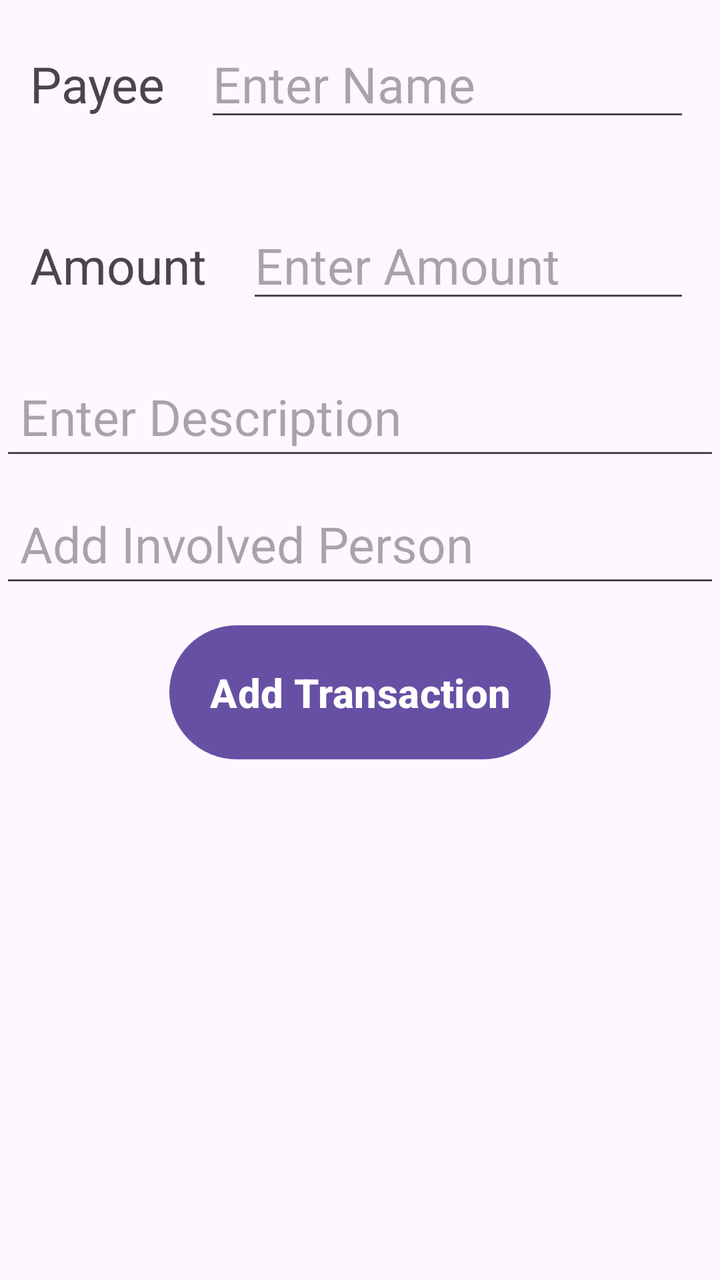
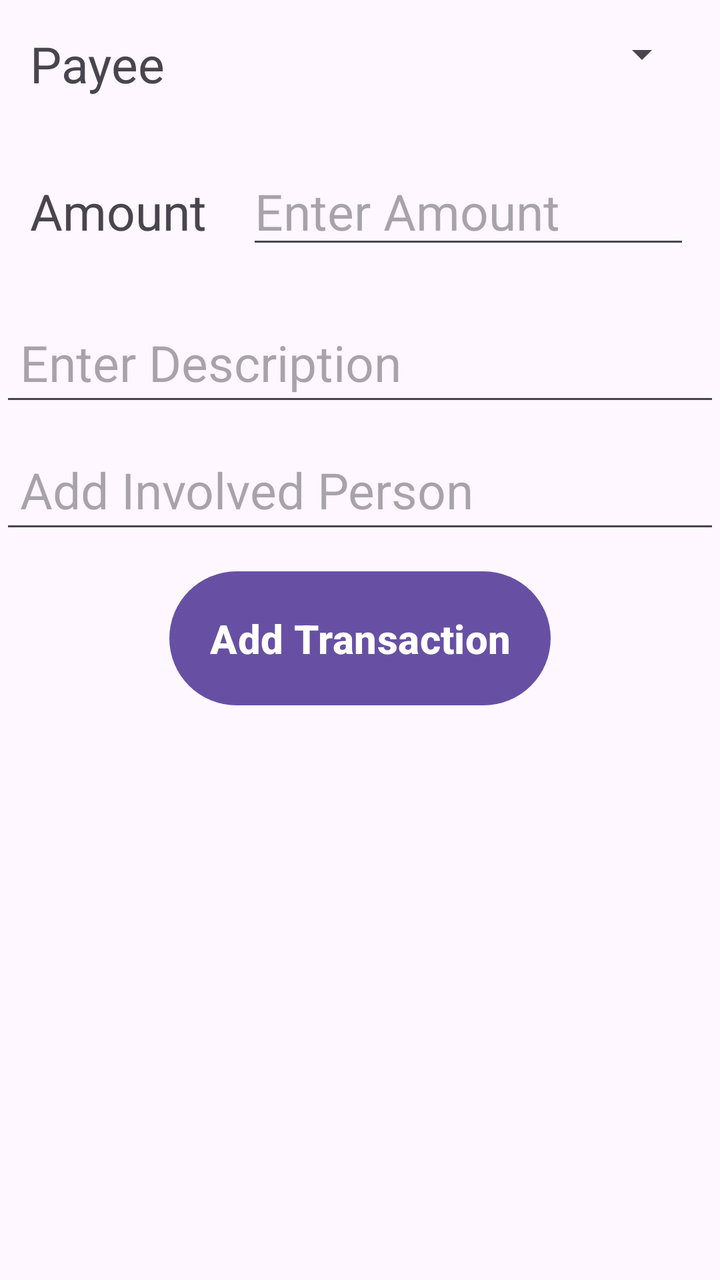

Screens rendered from an Android XML layout before and after an edit, with the pre-edit source and the edit as a unified diff.
<!-- AndroidManifest.xml: application theme Theme.SplitYourBill -->
<!-- res/layout/activity_add_trans_details.xml -->
<?xml version="1.0" encoding="utf-8"?>
<LinearLayout xmlns:android="http://schemas.android.com/apk/res/android"
    xmlns:tools="http://schemas.android.com/tools"
    android:layout_width="match_parent"
    android:layout_height="match_parent"
    android:orientation="vertical"
    android:gravity="center_horizontal"
    tools:context=".addTransDetails">

    <LinearLayout
        android:layout_width="match_parent"
        android:layout_height="wrap_content"
        android:layout_margin="10sp"
        android:padding="5dp"
        android:gravity="center_horizontal"
        android:orientation="horizontal">

     <TextView
         android:layout_width="wrap_content"
         android:layout_height="wrap_content"
         android:textSize="25sp"
         android:layout_marginRight="20sp"
         android:text="Payee"/>

        <EditText
            android:id="@+id/addPayeeName"
            android:layout_width="match_parent"
            android:layout_height="wrap_content"
            android:inputType="textCapWords"
            android:digits="abcdefghijklmnopqrstuvwxyz ABCDEFGHIJKLMNOPQRSTUVWXYZ"
            android:textSize="25sp"
            android:layout_marginBottom="10dp"
            android:hint="Enter Name"/>


    </LinearLayout>

    <LinearLayout
        android:layout_width="match_parent"
        android:layout_height="wrap_content"
        android:layout_margin="10sp"
        android:padding="5dp"
        android:gravity="center_horizontal"
        android:orientation="horizontal">

        <TextView
            android:layout_width="wrap_content"
            android:layout_height="wrap_content"
            android:textSize="25sp"
            android:layout_marginRight="20sp"
            android:text="Amount"/>

        <EditText
            android:id="@+id/addPayeeAmount"
            android:layout_width="match_parent"
            android:layout_height="wrap_content"
            android:textSize="25sp"
            android:inputType="numberDecimal"
            android:layout_marginBottom="10dp"
            android:hint="Enter Amount"/>


    </LinearLayout>


    <EditText
        android:id="@+id/addPayeeDesc"
        android:layout_width="match_parent"
        android:layout_height="wrap_content"
        android:textSize="25sp"
        android:padding="10dp"
        android:layout_marginBottom="10dp"
        android:hint="Enter Description"/>

    <EditText
        android:id="@+id/addPersonInvolved"
        android:layout_width="match_parent"
        android:layout_height="wrap_content"
        android:textSize="25sp"
        android:padding="10dp"
        android:layout_marginBottom="10dp"
        android:inputType="textCapWords"
        android:digits="abcdefghijklmnopqrstuvwxyz ABCDEFGHIJKLMNOPQRSTUVWXYZ"
        android:hint="Add Involved Person"/>

    <Button
        android:id="@+id/addTransToDB"
        android:layout_width="wrap_content"
        android:layout_height="wrap_content"
        android:text="Add Transaction"
        android:padding="20dp"
        android:textStyle="bold"
        android:layout_marginBottom="20dp"
        android:textSize="20sp"
        />







        <ListView
            android:id="@+id/transViewAddLayout"
            android:layout_width="match_parent"
            android:layout_height="wrap_content"
            android:dividerHeight="1dp"
            android:horizontalSpacing="3dp"
            android:scrollingCache="true"
            android:smoothScrollbar="true"
            android:stretchMode="columnWidth"
            android:layout_marginBottom="50dp"
            android:verticalSpacing="3dp"/>





</LinearLayout>
<!-- resources referenced by this layout -->
<resources>
  <style name="Theme.SplitYourBill" parent="Base.Theme.SplitYourBill" />
  <style name="Base.Theme.SplitYourBill" parent="Theme.Material3.DayNight.NoActionBar">
          
          
      </style>
</resources>

<!-- the commit's change to res/layout/activity_add_trans_details.xml (unified diff, before → after) -->
@@ -22,15 +22,20 @@
          android:layout_marginRight="20sp"
          android:text="Payee"/>
 
-        <EditText
-            android:id="@+id/addPayeeName"
+
+
+
+
+
+
+
+
+
+
+        <Spinner
+            android:id="@+id/payeeInput"
             android:layout_width="match_parent"
-            android:layout_height="wrap_content"
-            android:inputType="textCapWords"
-            android:digits="abcdefghijklmnopqrstuvwxyz ABCDEFGHIJKLMNOPQRSTUVWXYZ"
-            android:textSize="25sp"
-            android:layout_marginBottom="10dp"
-            android:hint="Enter Name"/>
+            android:layout_height="wrap_content"/>
 
 
     </LinearLayout>
